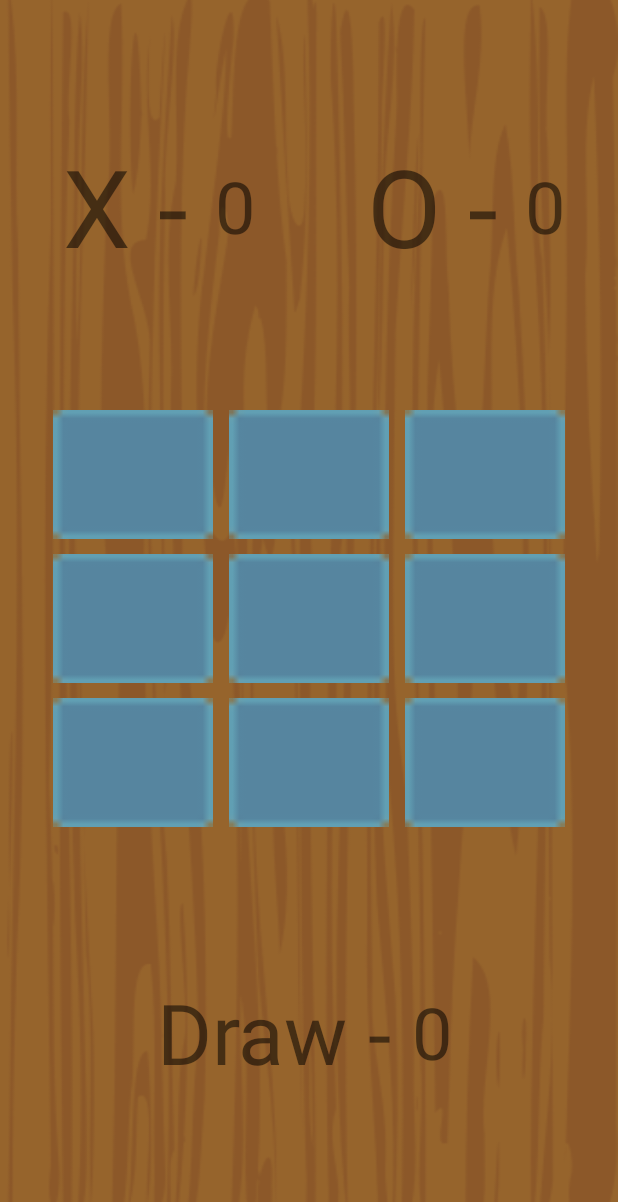
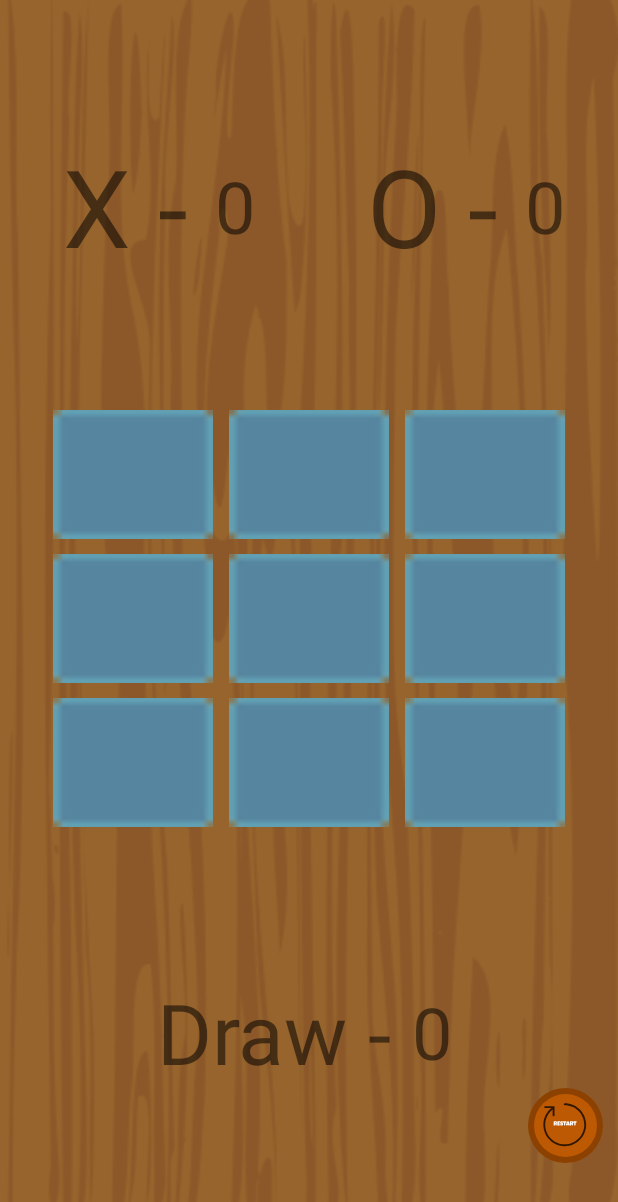
Before and after one commit to Beat-ON/tictactoe, an Android app: the MultyPlayer screen opened directly, with no data from a screen before it, on a phone screen of 412 x 824 dp. Shown: the top 1202 px of the screen. Run offline under Robolectric (Android 15) with nearby library versions, the phone set to English and light mode, and no system bars; Roboto replaces fonts that are not available here.

Commit message:
Restart button added (for all)

```diff
--- a/app/src/main/AndroidManifest.xml
+++ b/app/src/main/AndroidManifest.xml
@@ -8,7 +8,7 @@
 
     <application
         android:allowBackup="true"
-        android:icon="@mipmap/ic_launcher"
+        android:icon="@mipmap/icon_for_app"
         android:label="@string/app_name"
         android:roundIcon="@mipmap/ic_launcher_round"
         android:supportsRtl="true"
--- a/app/src/main/res/layout/activity_multy_player.xml
+++ b/app/src/main/res/layout/activity_multy_player.xml
@@ -16,6 +16,18 @@
         app:layout_constraintStart_toStartOf="parent"
         app:layout_constraintTop_toTopOf="parent"
         android:src="@drawable/wood1png" />
+    <ImageView
+        android:id="@+id/restart_btn"
+        android:layout_width="wrap_content"
+        android:layout_height="wrap_content"
+        android:src="@drawable/ic_restart2"
+        app:layout_constraintTop_toBottomOf="@id/draw_uttill"
+        app:layout_constraintEnd_toEndOf="parent"
+        android:layout_marginHorizontal="10dp"
+
+        >
+
+    </ImageView>
 
     <LinearLayout
         android:layout_width="match_parent"
@@ -75,6 +87,7 @@
         </TextView>
     </LinearLayout>
     <LinearLayout
+        android:id="@+id/draw_uttill"
         android:layout_width="match_parent"
         android:layout_height="wrap_content"
         app:layout_constraintTop_toBottomOf="@id/ll2"
--- /dev/null
+++ b/app/src/main/res/mipmap-anydpi-v26/icon_for_app.xml
@@ -0,0 +1,5 @@
+<?xml version="1.0" encoding="utf-8"?>
+<adaptive-icon xmlns:android="http://schemas.android.com/apk/res/android">
+  <background android:drawable="@mipmap/icon_for_app_adaptive_back"/>
+  <foreground android:drawable="@mipmap/icon_for_app_adaptive_fore"/>
+</adaptive-icon>
```
Also changed, not shown: app/src/main/java/com/beaton/tictactoe/twoplayer/LoadMultiPlayer.kt (+44 -11 lines), app/src/main/res/mipmap-hdpi/icon_for_app.png (added), app/src/main/res/mipmap-hdpi/icon_for_app_adaptive_back.png (added), app/src/main/res/mipmap-hdpi/icon_for_app_adaptive_fore.png (added), app/src/main/res/mipmap-mdpi/icon_for_app.png (added), app/src/main/res/mipmap-mdpi/icon_for_app_adaptive_back.png (added), app/src/main/res/mipmap-mdpi/icon_for_app_adaptive_fore.png (added), app/src/main/res/mipmap-xhdpi/icon_for_app.png (added), app/src/main/res/mipmap-xhdpi/icon_for_app_adaptive_back.png (added), app/src/main/res/mipmap-xhdpi/icon_for_app_adaptive_fore.png (added), app/src/main/res/mipmap-xxhdpi/icon_for_app.png (added), app/src/main/res/mipmap-xxhdpi/icon_for_app_adaptive_back.png (added), app/src/main/res/mipmap-xxhdpi/icon_for_app_adaptive_fore.png (added), app/src/main/res/mipmap-xxxhdpi/icon_for_app.png (added), 2 more files.
